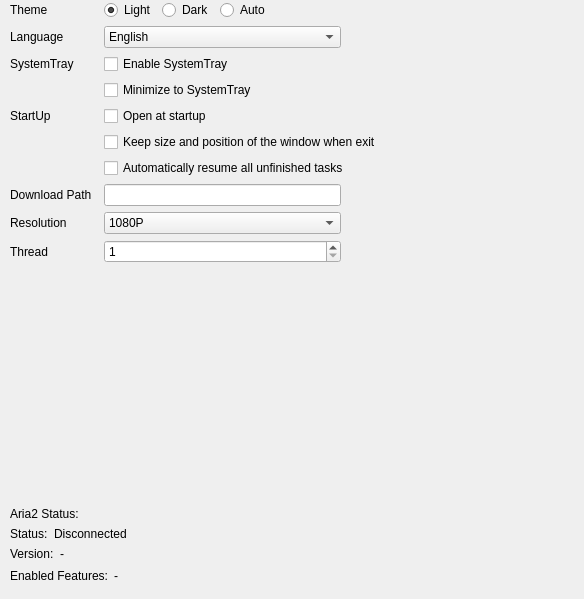
WangPengZhan/sVanilla, file sVanilla/src/ClientUi/Setting/DefaultSettings.ui: the form before one commit.
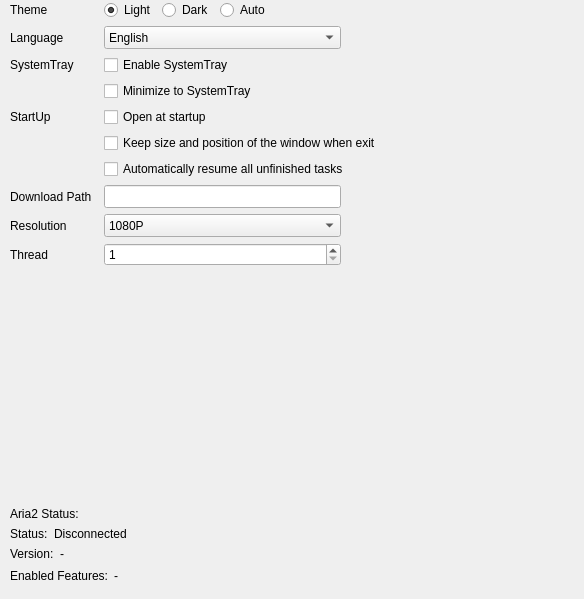
The form after the commit. Custom widgets are drawn as their Qt base class.

```diff
--- a/sVanilla/src/ClientUi/Setting/DefaultSettings.ui
+++ b/sVanilla/src/ClientUi/Setting/DefaultSettings.ui
@@ -43,7 +43,14 @@
     </widget>
    </item>
    <item row="7" column="2">
-    <widget class="::FileSelector" name="folderSelectorDownloadPath"/>
+    <widget class="::FileSelector" name="folderSelectorDownloadPath">
+     <property name="minimumSize">
+      <size>
+       <width>0</width>
+       <height>23</height>
+      </size>
+     </property>
+    </widget>
    </item>
    <item row="4" column="0">
     <widget class="QLabel" name="labelStartUpIdentifier">
@@ -73,6 +80,12 @@
        <verstretch>0</verstretch>
       </sizepolicy>
      </property>
+     <property name="minimumSize">
+      <size>
+       <width>0</width>
+       <height>23</height>
+      </size>
+     </property>
      <property name="minimum">
       <number>1</number>
      </property>
@@ -112,6 +125,12 @@
    </item>
    <item row="8" column="2">
     <widget class="QComboBox" name="comboBoxResolution">
+     <property name="minimumSize">
+      <size>
+       <width>0</width>
+       <height>23</height>
+      </size>
+     </property>
      <item>
       <property name="text">
        <string>1080P</string>
@@ -145,6 +164,12 @@
    </item>
    <item row="1" column="2">
     <widget class="QComboBox" name="comboBoxLanguge">
+     <property name="minimumSize">
+      <size>
+       <width>0</width>
+       <height>23</height>
+      </size>
+     </property>
      <item>
       <property name="text">
        <string>English</string>
```
Left out of the diff: 22 changed lines with no effect on the pictures.
